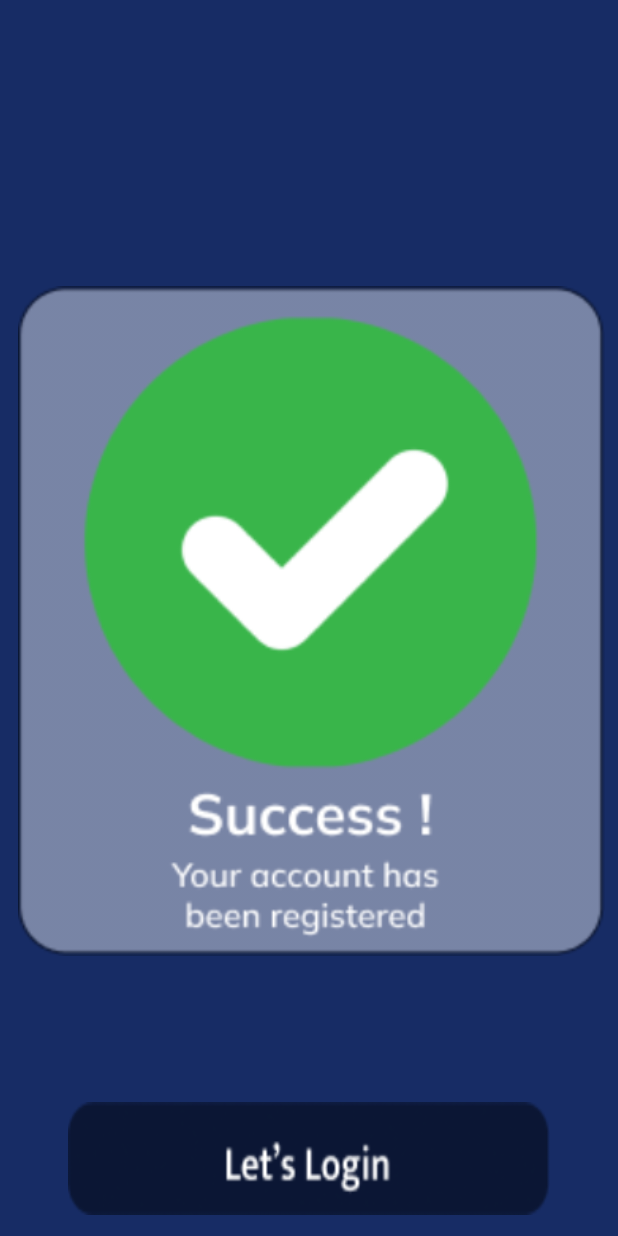
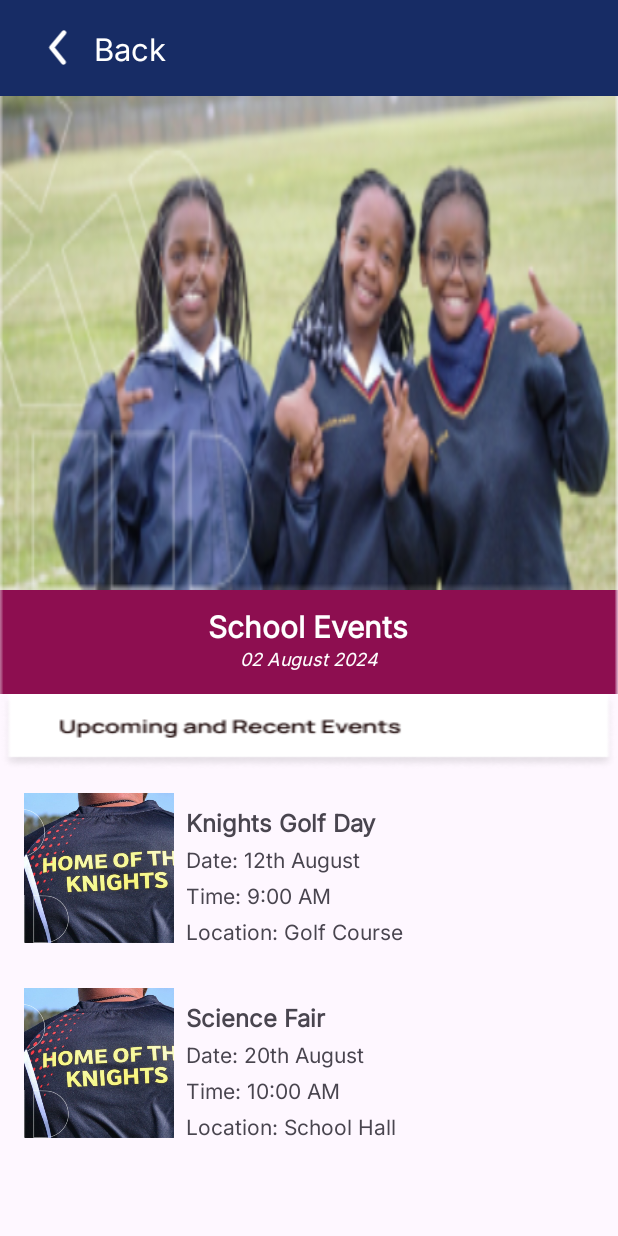
Before and after one commit to ST10050487/XBCAD, an Android app built with Jetpack Compose: the screen it shows after launch (SuccessReg before the commit, UpcomingRecentEvents after it), on a phone screen of 412 x 824 dp. Run offline under Robolectric (Android 15) with nearby library versions, the phone set to English and light mode, and no system bars; our stand-ins replace sdp/ssp sizes.

Commit message:
First Draft of Display Event

```diff
--- a/app/src/main/AndroidManifest.xml
+++ b/app/src/main/AndroidManifest.xml
@@ -1,6 +1,6 @@
 <?xml version="1.0" encoding="utf-8"?>
 <manifest xmlns:android="http://schemas.android.com/apk/res/android"
-    xmlns:tools="http://schemas.android.com/tools">
+    xmlns:tools="http://schemas.android.com/tools" >
 
     <uses-feature
         android:name="android.hardware.camera"
@@ -20,7 +20,7 @@
         android:roundIcon="@mipmap/ic_launcher_round"
         android:supportsRtl="true"
         android:theme="@style/Theme.Knights"
-        tools:targetApi="31">
+        tools:targetApi="31" >
         <activity
             android:name=".UpcomingRecentEvents"
             android:exported="false" />
@@ -44,7 +44,7 @@
             android:exported="false" />
         <activity
             android:name=".MainActivity"
-            android:exported="true">
+            android:exported="true" >
             <intent-filter>
                 <action android:name="android.intent.action.MAIN" />
 
--- /dev/null
+++ b/app/src/main/java/za/co/varsitycollage/st10050487/knights/Events.kt
@@ -0,0 +1,9 @@
+package za.co.varsitycollage.st10050487.knights
+
+data class Events(
+    val name: String,
+    val date: String,
+    val time: String,
+    val location: String,
+    val imageResId: Int
+)
--- a/app/src/main/java/za/co/varsitycollage/st10050487/knights/MainActivity.kt
+++ b/app/src/main/java/za/co/varsitycollage/st10050487/knights/MainActivity.kt
@@ -26,7 +26,7 @@ class MainActivity : AppCompatActivity() {
            // val intent = Intent(this@MainActivity, StudentParentReg::class.java)
             //val intent = Intent(this@MainActivity, GetStarted ::class.java)
           //  val intent = Intent(this@MainActivity, ViewPlayer::class.java)
-            val intent = Intent(this@MainActivity, SuccessReg ::class.java)
+            val intent = Intent(this@MainActivity, UpcomingRecentEvents ::class.java)
             startActivity(intent)
             // Finishing MainActivity so that the user cannot go back to it
             finish()
--- /dev/null
+++ b/app/src/main/java/za/co/varsitycollage/st10050487/knights/UpcomingRecentEvents.kt
@@ -0,0 +1,39 @@
+// File: src/main/java/za/co/varsitycollage/st10050487/knights/UpcomingRecentEvents.kt
+package za.co.varsitycollage.st10050487.knights
+
+import android.os.Bundle
+import android.widget.ImageView
+import android.widget.LinearLayout
+import android.widget.TextView
+import androidx.appcompat.app.AppCompatActivity
+
+class UpcomingRecentEvents : AppCompatActivity() {
+    override fun onCreate(savedInstanceState: Bundle?) {
+        super.onCreate(savedInstanceState)
+        setContentView(R.layout.activity_upcoming_recent_events)
+
+        val events = listOf(
+            Events("Knights Golf Day", "Date: 12th August", "Time: 9:00 AM", "Location: Golf Course", R.drawable.home_image),
+            Events("Science Fair", "Date: 20th August", "Time: 10:00 AM", "Location: School Hall", R.drawable.home_image)
+        )
+
+        val eventsContainer = findViewById<LinearLayout>(R.id.events_container)
+        for (event in events) {
+            val eventView = layoutInflater.inflate(R.layout.event_item, eventsContainer, false)
+
+            val eventName = eventView.findViewById<TextView>(R.id.event_name)
+            val eventDate = eventView.findViewById<TextView>(R.id.event_date)
+            val eventTime = eventView.findViewById<TextView>(R.id.event_time)
+            val eventLocation = eventView.findViewById<TextView>(R.id.event_location)
+            val eventImage = eventView.findViewById<ImageView>(R.id.event_image)
+
+            eventName.text = event.name
+            eventDate.text = event.date
+            eventTime.text = event.time
+            eventLocation.text = event.location
+            eventImage.setImageResource(event.imageResId)
+
+            eventsContainer.addView(eventView)
+        }
+    }
+}
--- /dev/null
+++ b/app/src/main/res/drawable/border.xml
@@ -0,0 +1,8 @@
+<?xml version="1.0" encoding="utf-8"?>
+<shape xmlns:android="http://schemas.android.com/apk/res/android">
+    <solid android:color="@android:color/transparent" />
+    <stroke
+        android:width="2dp"
+        android:color="@color/yellow" />
+    <corners android:radius="4dp" />
+</shape>
--- /dev/null
+++ b/app/src/main/res/drawable/rounded_corners.xml
@@ -0,0 +1,4 @@
+<?xml version="1.0" encoding="utf-8"?>
+<selector xmlns:android="http://schemas.android.com/apk/res/android">
+
+</selector>
--- /dev/null
+++ b/app/src/main/res/layout/activity_upcoming_recent_events.xml
@@ -0,0 +1,121 @@
+<androidx.constraintlayout.widget.ConstraintLayout xmlns:android="http://schemas.android.com/apk/res/android"
+    xmlns:app="http://schemas.android.com/apk/res-auto"
+    xmlns:tools="http://schemas.android.com/tools"
+    android:id="@+id/main"
+    android:layout_width="match_parent"
+    android:layout_height="match_parent"
+    tools:context=".UpcomingRecentEvents">
+
+    <!-- Toolbar with back button -->
+    <androidx.appcompat.widget.Toolbar
+        android:id="@+id/toolbar"
+        android:layout_width="match_parent"
+        android:layout_height="wrap_content"
+        android:background="@color/primaryColor"
+        android:minHeight="?attr/actionBarSize"
+        android:theme="?attr/actionBarTheme"
+        app:layout_constraintEnd_toEndOf="parent"
+        app:layout_constraintStart_toStartOf="parent"
+        app:layout_constraintTop_toTopOf="parent">
+
+        <LinearLayout
+            android:id="@+id/back_btn"
+            android:layout_width="wrap_content"
+            android:layout_height="wrap_content"
+            android:orientation="horizontal"
+            android:gravity="center_vertical">
+
+            <ImageView
+                android:layout_width="@dimen/_36sdp"
+                android:layout_height="@dimen/_30sdp"
+                android:src="@drawable/back_btn" />
+
+            <TextView
+                android:layout_width="wrap_content"
+                android:layout_height="wrap_content"
+                android:layout_gravity="center_vertical"
+                android:text="@string/back_btn"
+                android:textColor="@color/white"
+                android:textSize="@dimen/_16ssp" />
+        </LinearLayout>
+
+    </androidx.appcompat.widget.Toolbar>
+
+    <!-- Event image occupying the top half of the screen -->
+    <ImageView
+        android:id="@+id/half_image"
+        android:layout_width="0dp"
+        android:layout_height="0dp"
+        android:layout_marginTop="0dp"
+        android:src="@drawable/eventhomepic"
+        android:scaleType="fitXY"
+        app:layout_constraintTop_toBottomOf="@+id/toolbar"
+        app:layout_constraintWidth_percent="1.0"
+        app:layout_constraintHeight_percent="0.4"
+        app:layout_constraintEnd_toEndOf="parent"
+        app:layout_constraintStart_toStartOf="parent" />
+
+    <!-- Event Title Bar below image -->
+    <LinearLayout
+        android:id="@+id/event_title_bar"
+        android:layout_width="0dp"
+        android:layout_height="wrap_content"
+        android:background="@drawable/eventtitlebar"
+        android:gravity="center"
+        android:orientation="vertical"
+        android:padding="8dp"
+        app:layout_constraintTop_toBottomOf="@+id/half_image"
+        app:layout_constraintWidth_percent="1.0"
+        app:layout_constraintEnd_toEndOf="parent"
+        app:layout_constraintStart_toStartOf="parent">
+
+        <TextView
+            android:layout_width="wrap_content"
+            android:layout_height="wrap_content"
+            android:text="School Events"
+            android:textColor="@color/white"
+            android:textSize="20sp"
+            android:textStyle="bold" />
+
+        <TextView
+            android:id="@+id/CurrentDate"
+            android:layout_width="wrap_content"
+            android:layout_height="wrap_content"
+            android:layout_marginBottom="4dp"
+            android:text="02 August 2024"
+            android:textColor="@color/white"
+            android:textSize="12sp"
+            android:textStyle="italic" />
+
+        <View
+            android:layout_width="wrap_content"
+            android:layout_height="2dp"
+            android:background="@drawable/border" />
+    </LinearLayout>
+
+    <!-- Upcoming Event Bar between title and event container -->
+    <ImageView
+        android:id="@+id/upcoming_event_bar"
+        android:layout_width="0dp"
+        android:layout_height="wrap_content"
+        android:scaleType="fitXY"
+        android:src="@drawable/upcomingeventbar"
+        app:layout_constraintEnd_toEndOf="parent"
+        app:layout_constraintStart_toStartOf="parent"
+        app:layout_constraintTop_toBottomOf="@+id/event_title_bar"
+        app:layout_constraintWidth_percent="1.0" />
+
+    <!-- Event container for further content -->
+    <LinearLayout
+        android:id="@+id/events_container"
+        android:layout_width="0dp"
+        android:layout_height="0dp"
+        android:orientation="vertical"
+        android:padding="8dp"
+        app:layout_constraintTop_toBottomOf="@+id/upcoming_event_bar"
+        app:layout_constraintBottom_toBottomOf="parent"
+        app:layout_constraintEnd_toEndOf="parent"
+        app:layout_constraintStart_toStartOf="parent"
+        app:layout_constraintWidth_percent="1.0" />
+
+</androidx.constraintlayout.widget.ConstraintLayout>
--- /dev/null
+++ b/app/src/main/res/layout/event_item.xml
@@ -0,0 +1,58 @@
+<!-- File: res/layout/event_item.xml -->
+<LinearLayout xmlns:android="http://schemas.android.com/apk/res/android"
+    android:layout_width="match_parent"
+    android:layout_height="wrap_content"
+    android:orientation="horizontal"
+    android:padding="8dp">
+
+    <ImageView
+        android:id="@+id/event_image"
+        android:layout_width="100dp"
+        android:layout_height="100dp"
+        android:src="@drawable/home_image"
+        android:contentDescription="This is a image one"
+        android:scaleType="centerCrop"/>
+
+    <LinearLayout
+        android:layout_width="0dp"
+        android:layout_height="wrap_content"
+        android:layout_weight="1"
+        android:orientation="vertical"
+        android:padding="8dp">
+
+        <TextView
+            android:id="@+id/event_name"
+            android:layout_width="wrap_content"
+            android:layout_height="wrap_content"
+            android:text="Knights Golf Day"
+            android:textSize="16sp"
+            android:textStyle="bold"
+            android:layout_marginBottom="4dp"/>
+
+        <TextView
+            android:id="@+id/event_date"
+            android:layout_width="wrap_content"
+            android:layout_height="wrap_content"
+            android:text="Date: 12th August"
+            android:textSize="14sp"
+            android:layout_marginBottom="4dp"/>
+
+        <TextView
+            android:id="@+id/event_time"
+            android:layout_width="wrap_content"
+            android:layout_height="wrap_content"
+            android:text="Time: 9:00 AM"
+            android:textSize="14sp"
+            android:layout_marginBottom="4dp"/>
+
+        <TextView
+            android:id="@+id/event_location"
+            android:layout_width="wrap_content"
+            android:layout_height="wrap_content"
+            android:text="Location: Golf Course"
+            android:textSize="14sp"
+            android:layout_marginBottom="4dp"/>
+
+    </LinearLayout>
+
+</LinearLayout>
```
Also changed, not shown: app/src/main/res/drawable/eventhomepic.png (added), app/src/main/res/drawable/eventtitlebar.png (added), app/src/main/res/drawable/upcomingeventbar.png (added).
